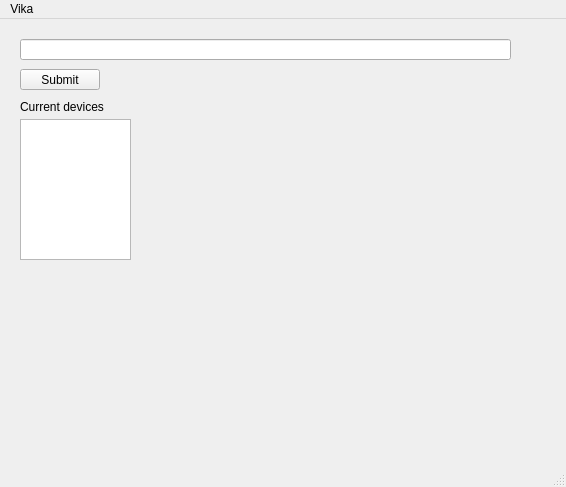
Qt form mainwindow.ui (Eaglenait/QtVika) before a commit.
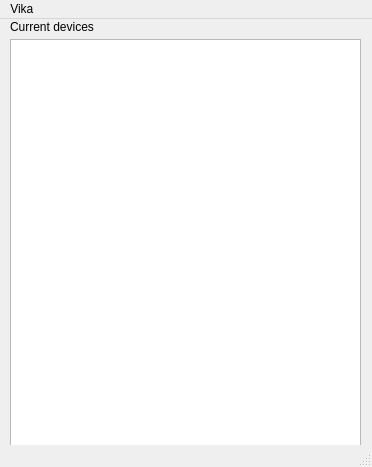
The same form after that commit.

```diff
--- a/mainwindow.ui
+++ b/mainwindow.ui
@@ -6,8 +6,8 @@
    <rect>
     <x>0</x>
     <y>0</y>
-    <width>566</width>
-    <height>487</height>
+    <width>372</width>
+    <height>467</height>
    </rect>
   </property>
   <property name="windowTitle">
@@ -17,18 +17,18 @@
    <widget class="QListWidget" name="lst_devices">
     <property name="geometry">
      <rect>
-      <x>20</x>
-      <y>100</y>
-      <width>111</width>
-      <height>141</height>
+      <x>10</x>
+      <y>20</y>
+      <width>351</width>
+      <height>411</height>
      </rect>
     </property>
    </widget>
    <widget class="QLabel" name="lbl_currentDevice">
     <property name="geometry">
      <rect>
-      <x>20</x>
-      <y>80</y>
+      <x>10</x>
+      <y>0</y>
       <width>101</width>
       <height>16</height>
      </rect>
@@ -37,36 +37,13 @@
      <string>Current devices</string>
     </property>
    </widget>
-   <widget class="QPushButton" name="btn_syntax">
-    <property name="geometry">
-     <rect>
-      <x>20</x>
-      <y>50</y>
-      <width>80</width>
-      <height>21</height>
-     </rect>
-    </property>
-    <property name="text">
-     <string>Submit</string>
-    </property>
-   </widget>
-   <widget class="QLineEdit" name="syntax">
-    <property name="geometry">
-     <rect>
-      <x>20</x>
-      <y>20</y>
-      <width>491</width>
-      <height>21</height>
-     </rect>
-    </property>
-   </widget>
   </widget>
   <widget class="QMenuBar" name="menubar">
    <property name="geometry">
     <rect>
      <x>0</x>
      <y>0</y>
-     <width>566</width>
+     <width>372</width>
      <height>20</height>
     </rect>
    </property>
```
